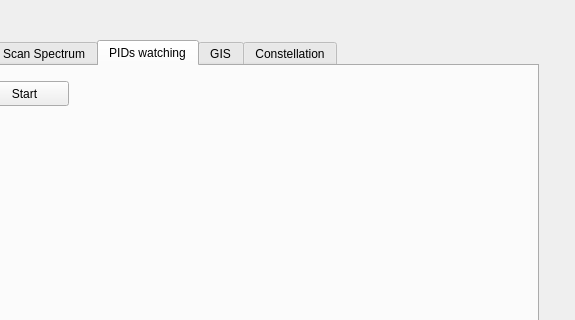
First picture: the form in src/dvbtest/testdialog.ui, repository SergeyStaroletov/TestingDVBT2, before the edit; both pictures show x 212 to 787 and y 0 to 320 of the 787 by 665 pixel window.
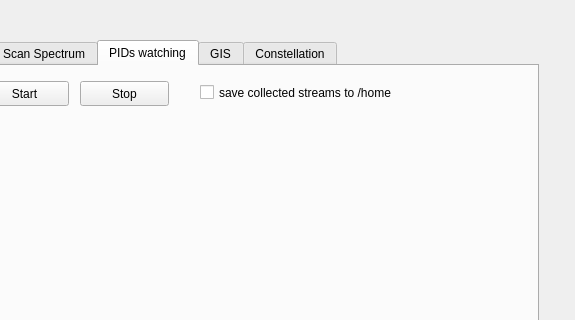
Second picture: the form after the edit. The open tabs and pages were chosen to show the change. Custom widgets are drawn as their Qt base class.

Patch:
```diff
--- a/src/dvbtest/testdialog.ui
+++ b/src/dvbtest/testdialog.ui
@@ -597,6 +597,32 @@
       <string>Start</string>
      </property>
     </widget>
+    <widget class="QPushButton" name="pushButtonStopPID">
+     <property name="geometry">
+      <rect>
+       <x>270</x>
+       <y>15</y>
+       <width>89</width>
+       <height>25</height>
+      </rect>
+     </property>
+     <property name="text">
+      <string>Stop</string>
+     </property>
+    </widget>
+    <widget class="QCheckBox" name="checkBoxSaveTS">
+     <property name="geometry">
+      <rect>
+       <x>390</x>
+       <y>15</y>
+       <width>281</width>
+       <height>23</height>
+      </rect>
+     </property>
+     <property name="text">
+      <string>save collected streams to /home</string>
+     </property>
+    </widget>
    </widget>
    <widget class="QWidget" name="tab_2">
     <attribute name="title">
```
Left out of the diff: 2 changed lines with no effect on the pictures.
